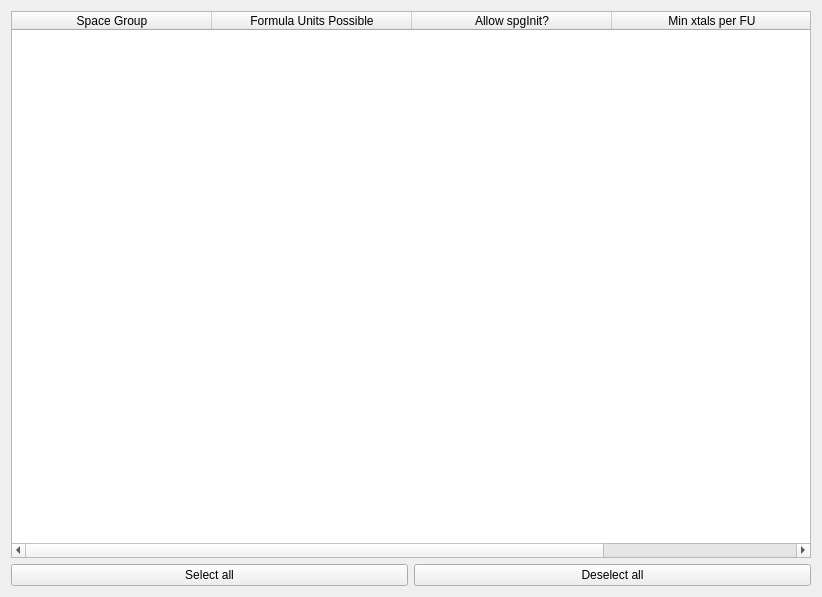
The window that src/xtalopt/spgInit/spgInitDialog.ui (xtalopt/XtalOpt) describes before a commit, drawn with Qt 5.
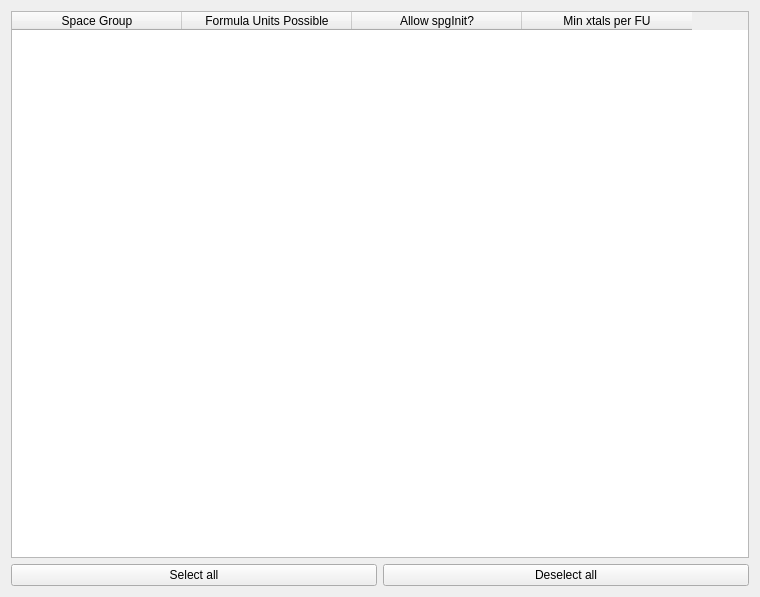
The same window after the commit.

```diff
--- a/src/xtalopt/spgInit/spgInitDialog.ui
+++ b/src/xtalopt/spgInit/spgInitDialog.ui
@@ -6,7 +6,7 @@
    <rect>
     <x>0</x>
     <y>0</y>
-    <width>822</width>
+    <width>760</width>
     <height>597</height>
    </rect>
   </property>
@@ -55,7 +55,7 @@
       <bool>true</bool>
      </attribute>
      <attribute name="horizontalHeaderDefaultSectionSize">
-      <number>200</number>
+      <number>170</number>
      </attribute>
      <attribute name="horizontalHeaderHighlightSections">
       <bool>true</bool>
```
